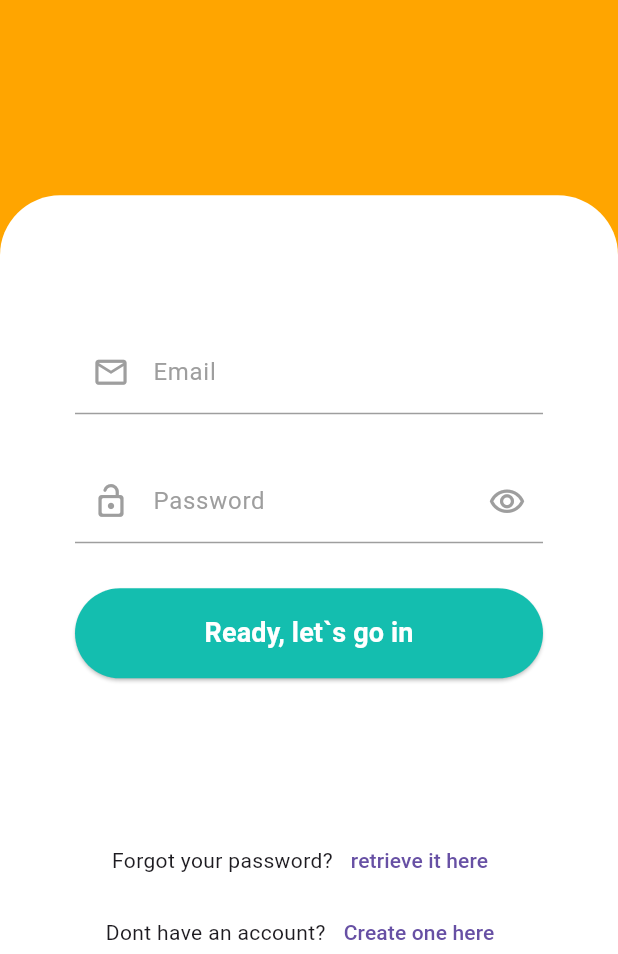
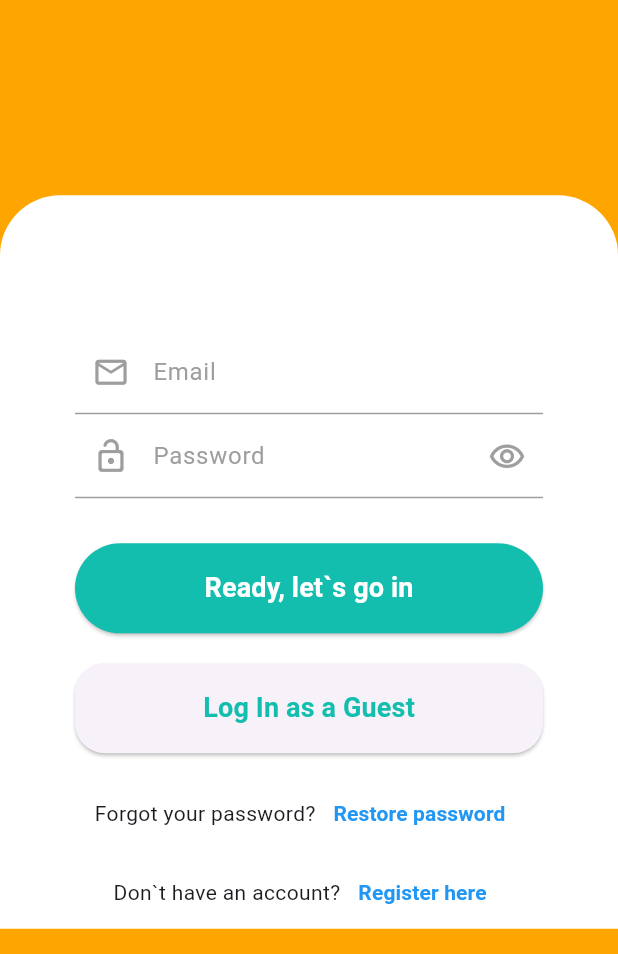
Before and after one commit to revufoods/Application_revu, a Flutter app: the LoginScreen screen opened directly, on a phone screen of 412 x 824 dp, the part 282-1236 px from its top. Run offline on Flutter 3.47's test engine with Material 3 defaults, Android fonts, the light colour scheme and no system bars; our stand-ins replace expansion_tile_card, flutter_secure_storage, font_awesome_flutter, geolocator, go_router, google_maps_flutter; accounts and stored records are empty; network calls fail; statements that could not run were skipped.

Commit message:
Add login as guest button

```diff
--- a/lib/features/auth/presentation/screens/login_screen.dart
+++ b/lib/features/auth/presentation/screens/login_screen.dart
@@ -18,6 +18,7 @@ class LoginScreen extends StatelessWidget {
     return GestureDetector(
         onTap: () => FocusManager.instance.primaryFocus?.unfocus(),
         child: Scaffold(
+            resizeToAvoidBottomInset: true,
             backgroundColor: colorSecondary,
             body: SingleChildScrollView(
               physics: const ClampingScrollPhysics(),
@@ -32,8 +33,7 @@ class LoginScreen extends StatelessWidget {
                   ),
                   const SizedBox(height: 130),
                   Container(
-                    height:
-                        size.height - 260, // 80 los dos sizebox y 100 el ícono
+                    // 80 los dos sizebox y 100 el ícono
                     width: double.infinity,
                     decoration: const BoxDecoration(
                       color: Colors.white,
@@ -103,7 +103,6 @@ class _LoginFormState extends State<_LoginForm> {
               keyboardType: TextInputType.emailAddress,
               textController: emailCtrl,
             ),
-            const SizedBox(height: 30),
             CustomFieldInput(
               validator: (value) {
                 if (value == null || value.isEmpty) {
@@ -167,26 +166,78 @@ class _LoginFormState extends State<_LoginForm> {
                     ),
                   ),
                 )),
-            const Spacer(flex: 2),
-            Row(
+            Padding(
+              padding: const EdgeInsets.only(top: 20.0),
+              child: SizedBox(
+                width: double.infinity,
+                height: 60,
+                child: ElevatedButton(
+                  onPressed: () {
+                    Navigator.pushReplacementNamed(context, '/');
+                    // Acciones a realizar cuando se presiona el botón "Log In as Guest"
+                  },
+                  style: ElevatedButton.styleFrom(
+                    foregroundColor: colorPrimary, // Color de fondo del botón
+                    // Color del texto del botón
+                    shape: RoundedRectangleBorder(
+                      borderRadius:
+                          BorderRadius.circular(20.0), // Borde redondeado
+                    ),
+                  ),
+                  child: Padding(
+                    padding: const EdgeInsets.symmetric(
+                        vertical: 16.0, horizontal: 32.0),
+                    child: Text(
+                      'Log In as a Guest',
+                      style: TextStyle(
+                        fontSize: 18.0, // Tamaño del texto
+                        fontWeight: FontWeight.bold, // Texto en negrita
+                      ),
+                    ),
+                  ),
+                ),
+              ),
+            ),
+            Padding(
+              padding: const EdgeInsets.only(
+                  top: 16.0), // Ajusta el valor según sea necesario
+              child: Row(
                 mainAxisAlignment: MainAxisAlignment.center,
                 children: [
                   const Text('Forgot your password?'),
                   TextButton(
                     onPressed: () => Navigator.pushNamed(context, '/restore'),
-                    child: const Text('retrieve it here'))
+                    child: const Text(
+                      'Restore password',
+                      style: TextStyle(
+                        fontWeight: FontWeight.bold,
+                      ),
+                    ),
+                    style: TextButton.styleFrom(
+                      foregroundColor: Colors.blue,
+                    ),
+                  ),
                 ],
               ),
-            Row(
+            ),
+            Padding(
+              padding: const EdgeInsets.only(
+                  top: 5.0), // Ajusta el valor según sea necesario
+              child: Row(
                 mainAxisAlignment: MainAxisAlignment.center,
                 children: [
-                const Text('Dont have an account?'),
+                  const Text('Don`t have an account?'),
                   TextButton(
                     onPressed: () => Navigator.pushNamed(context, '/register'),
-                    child: const Text('Create one here'))
+                    child: const Text(
+                      'Register here',
+                      style: TextStyle(fontWeight: FontWeight.bold),
+                    ),
+                    style: TextButton.styleFrom(foregroundColor: Colors.blue),
+                  )
                 ],
               ),
-            const Spacer(flex: 1),
+            ),
           ],
         ),
       ),
```
Also changed, not shown: pubspec.lock. Lines whose indentation alone changed are shown as unchanged.
